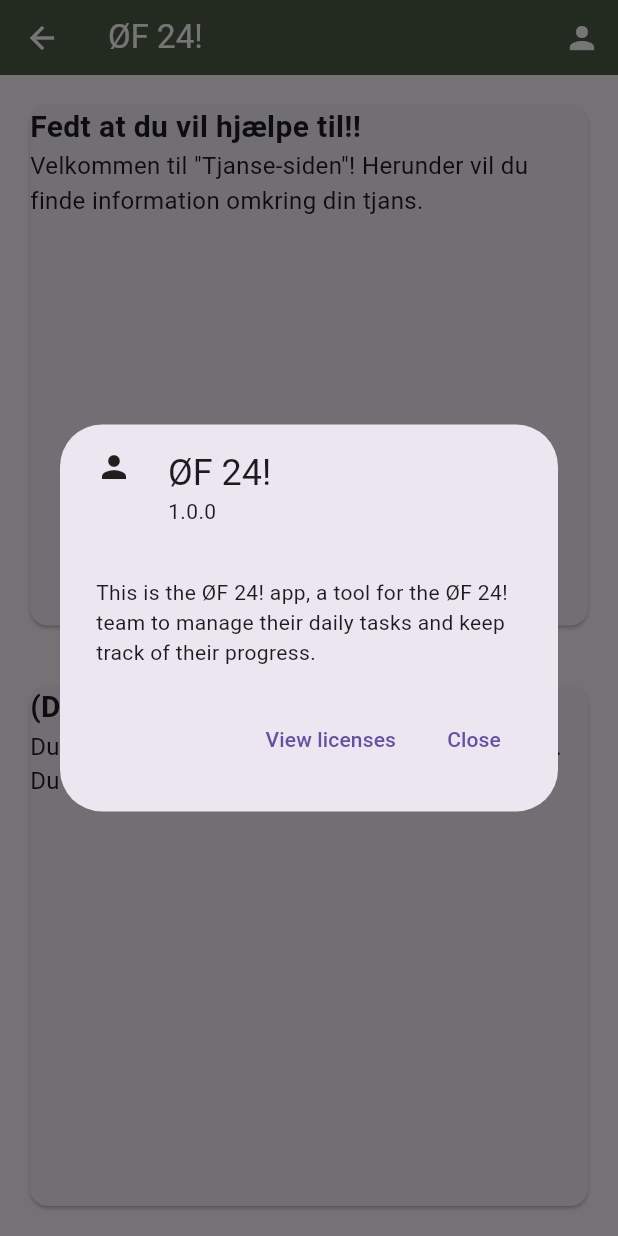
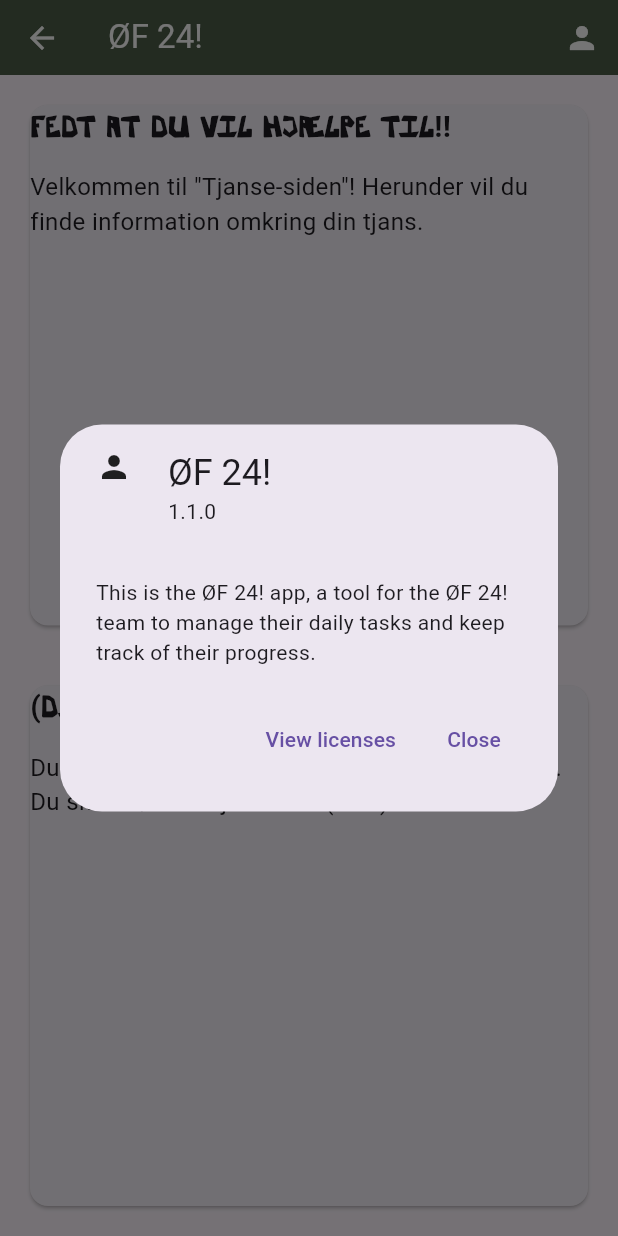
Before and after one commit to gust1527/festival-volunteer-manager, a Flutter app: the TjansePage screen opened by its route, after a tap on the "person" icon, on a phone screen of 412 x 824 dp. Run offline on Flutter 3.47's test engine with Material 3 defaults, Android fonts, the phone set to English and light mode, and no system bars.

Commit message:
Tried adding custom ØF font

```diff
--- a/festival_volunteer_application/lib/Pages/FoodAndBeveragesPage.dart
+++ b/festival_volunteer_application/lib/Pages/FoodAndBeveragesPage.dart
@@ -17,7 +17,6 @@ class _FoodAndBeveragesState extends State<FoodAndBeveragesPage> {
         return const Scaffold(
             appBar: StandardAppBar(),
             body: Column(
-
             )
         );
     }
--- a/festival_volunteer_application/lib/UX_Elements/ExpandedDialogTile.dart
+++ b/festival_volunteer_application/lib/UX_Elements/ExpandedDialogTile.dart
@@ -27,6 +27,7 @@ class ExpandedDialogTile extends StatelessWidget {
                 style: const TextStyle(
                   fontSize: 20,
                   fontWeight: FontWeight.bold,
+                  fontFamily: 'OedstedFestival'
                 ),
               ),
             ),
--- a/festival_volunteer_application/lib/UX_Elements/StandardAppBar.dart
+++ b/festival_volunteer_application/lib/UX_Elements/StandardAppBar.dart
@@ -17,7 +17,7 @@ class StandardAppBar extends StatelessWidget implements PreferredSizeWidget {
             color: Colors.white,
           ),
           onPressed: () {
-            showAboutDialog(context: context, applicationName: 'ØF 24!', applicationVersion: '1.0.0', applicationIcon: const Icon(Icons.person), children: const <Widget>[
+            showAboutDialog(context: context, applicationName: 'ØF 24!', applicationVersion: '1.1.0', applicationIcon: const Icon(Icons.person), children: const <Widget>[
               Text('This is the ØF 24! app, a tool for the ØF 24! team to manage their daily tasks and keep track of their progress.'),
             ]);
           },
--- a/festival_volunteer_application/pubspec.yaml
+++ b/festival_volunteer_application/pubspec.yaml
@@ -17,3 +17,7 @@ dev_dependencies:
 
 flutter:
   uses-material-design: true
+  fonts:
+    - family: OedstedFestival
+      fonts:
+        - asset: lib/fonts/Oedsted_Festival_font.otf
```
Also changed, not shown: festival_volunteer_application/lib/fonts/Oedsted_Festival_font.otf (added).
